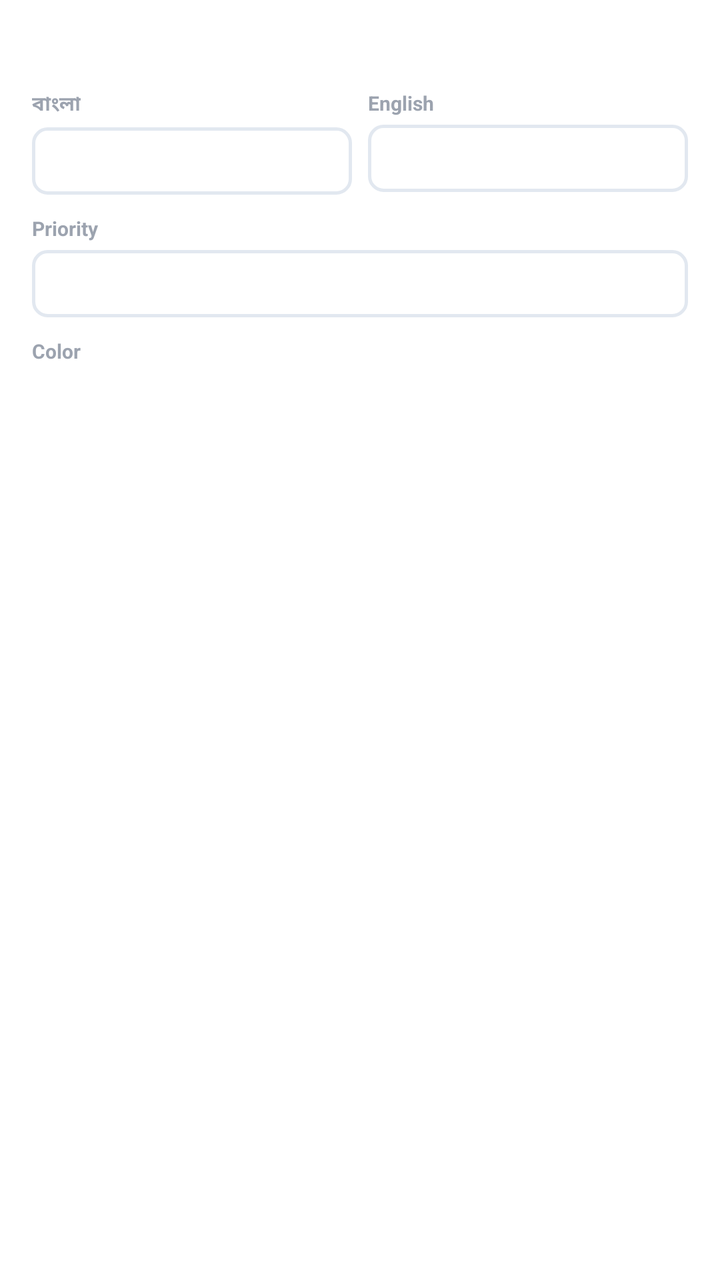
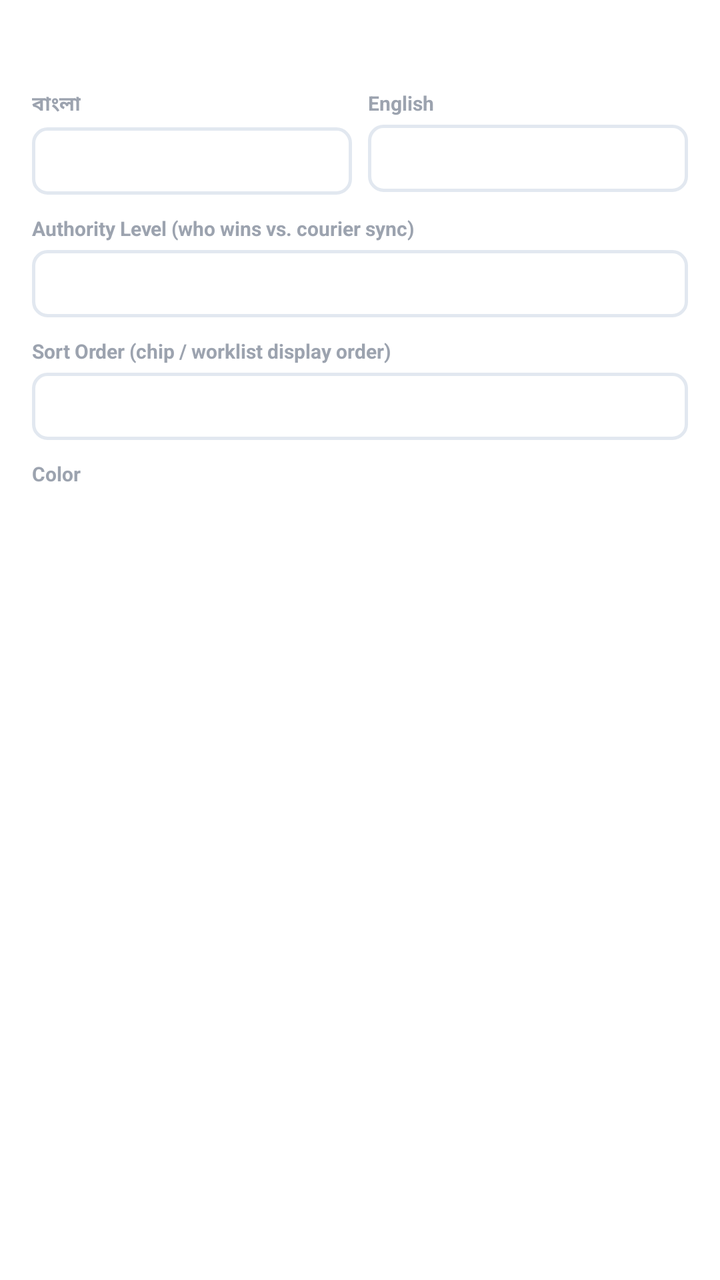

Two renders of the same Android screen: before a commit and after it. Below are the layout's source before the change and the commit's diff.
<!-- AndroidManifest.xml: application theme Theme.DataBridge -->
<!-- res/layout/dialog_edit_status.xml -->
<?xml version="1.0" encoding="utf-8"?>
<ScrollView xmlns:android="http://schemas.android.com/apk/res/android"
    android:layout_width="match_parent"
    android:layout_height="wrap_content"
    android:padding="16dp">
    <LinearLayout android:layout_width="match_parent" android:layout_height="wrap_content"
        android:orientation="vertical">

        <TextView android:id="@+id/tvEditStatusKeyHint"
            android:layout_width="wrap_content" android:layout_height="wrap_content"
            android:textSize="11sp" android:textColor="#9CA3AF" android:layout_marginBottom="14dp" />

        <LinearLayout android:layout_width="match_parent" android:layout_height="wrap_content"
            android:orientation="horizontal" android:layout_marginBottom="10dp">
            <LinearLayout android:layout_width="0dp" android:layout_height="wrap_content"
                android:layout_weight="1" android:orientation="vertical" android:layout_marginEnd="4dp">
                <TextView android:layout_width="wrap_content" android:layout_height="wrap_content"
                    android:text="বাংলা" android:textSize="10sp" android:textColor="#9CA3AF"
                    android:textStyle="bold" android:layout_marginBottom="4dp" />
                <EditText android:id="@+id/etEditStatusBn" android:layout_width="match_parent"
                    android:layout_height="wrap_content" android:textSize="13sp" android:padding="8dp"
                    android:background="@drawable/bg_input_rounded" android:inputType="text" />
            </LinearLayout>
            <LinearLayout android:layout_width="0dp" android:layout_height="wrap_content"
                android:layout_weight="1" android:orientation="vertical" android:layout_marginStart="4dp">
                <TextView android:layout_width="wrap_content" android:layout_height="wrap_content"
                    android:text="English" android:textSize="10sp" android:textColor="#9CA3AF"
                    android:textStyle="bold" android:layout_marginBottom="4dp" />
                <EditText android:id="@+id/etEditStatusEn" android:layout_width="match_parent"
                    android:layout_height="wrap_content" android:textSize="13sp" android:padding="8dp"
                    android:background="@drawable/bg_input_rounded" android:inputType="text" />
            </LinearLayout>
        </LinearLayout>

        <TextView android:layout_width="wrap_content" android:layout_height="wrap_content"
            android:text="Priority" android:textSize="10sp" android:textColor="#9CA3AF"
            android:textStyle="bold" android:layout_marginBottom="4dp" />
        <EditText android:id="@+id/etEditStatusPriority" android:layout_width="match_parent"
            android:layout_height="wrap_content" android:textSize="13sp" android:padding="8dp"
            android:background="@drawable/bg_input_rounded"
            android:inputType="number" android:layout_marginBottom="10dp" />

        <TextView android:layout_width="wrap_content" android:layout_height="wrap_content"
            android:text="Color" android:textSize="10sp" android:textColor="#9CA3AF"
            android:textStyle="bold" android:layout_marginBottom="6dp" />
        <LinearLayout android:id="@+id/colorPickerEdit"
            android:layout_width="match_parent" android:layout_height="wrap_content"
            android:orientation="horizontal" android:layout_marginBottom="8dp" />
        <TextView android:id="@+id/tvEditColorPreview"
            android:layout_width="wrap_content" android:layout_height="wrap_content"
            android:textSize="12sp" android:textStyle="bold"
            android:paddingStart="10dp" android:paddingEnd="10dp"
            android:paddingTop="3dp" android:paddingBottom="3dp" />
    </LinearLayout>
</ScrollView>
<!-- resources referenced by this layout -->
<resources>
  <!-- drawable bg_input_rounded (drawable) -->
  <?xml version="1.0" encoding="utf-8"?>
  <shape xmlns:android="http://schemas.android.com/apk/res/android"
      android:shape="rectangle">
      <solid android:color="@color/theme_bg_card" />
      <stroke android:width="1.5dp" android:color="@color/theme_border" />
      <corners android:radius="7dp" />
  </shape>
  <style name="Theme.DataBridge" parent="Theme.MaterialComponents.DayNight.NoActionBar">
      <item name="colorPrimary">#00d4ff</item>
      <item name="colorPrimaryVariant">#16213e</item>
      <item name="colorOnPrimary">#ffffff</item>
      <item name="colorSecondary">#00d4ff</item>
      <item name="android:statusBarColor">#1a1a2e</item>
  </style>
  <color name="theme_bg_card">#ffffff</color>
  <color name="theme_border">#e2e8f0</color>
</resources>

<!-- the commit's change to res/layout/dialog_edit_status.xml (unified diff, before → after) -->
@@ -33,9 +33,17 @@
         </LinearLayout>
 
         <TextView android:layout_width="wrap_content" android:layout_height="wrap_content"
-            android:text="Priority" android:textSize="10sp" android:textColor="#9CA3AF"
+            android:text="Authority Level (who wins vs. courier sync)" android:textSize="10sp" android:textColor="#9CA3AF"
             android:textStyle="bold" android:layout_marginBottom="4dp" />
         <EditText android:id="@+id/etEditStatusPriority" android:layout_width="match_parent"
+            android:layout_height="wrap_content" android:textSize="13sp" android:padding="8dp"
+            android:background="@drawable/bg_input_rounded"
+            android:inputType="number" android:layout_marginBottom="10dp" />
+
+        <TextView android:layout_width="wrap_content" android:layout_height="wrap_content"
+            android:text="Sort Order (chip / worklist display order)" android:textSize="10sp" android:textColor="#9CA3AF"
+            android:textStyle="bold" android:layout_marginBottom="4dp" />
+        <EditText android:id="@+id/etEditStatusSortOrder" android:layout_width="match_parent"
             android:layout_height="wrap_content" android:textSize="13sp" android:padding="8dp"
             android:background="@drawable/bg_input_rounded"
             android:inputType="number" android:layout_marginBottom="10dp" />
